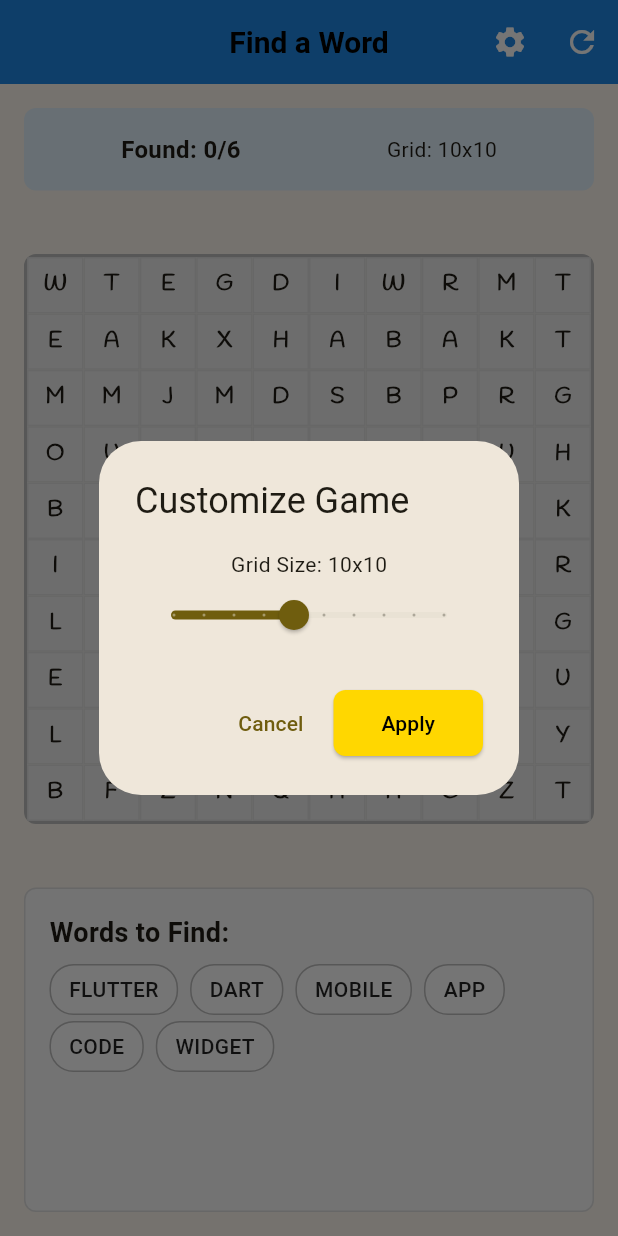
After one commit to hmncube/local_game, a Flutter app: the FindWordGameScreen screen opened by its route, after a tap on the "settings" icon, on a phone screen of 412 x 824 dp. The commit adds this screen. Run offline on Flutter 3.47's test engine with Material 3 defaults, Android fonts, the light colour scheme and no system bars; our stand-ins replace audioplayers, equatable, flutter_bloc, get_it, go_router, injectable and 3 more; accounts and stored records are empty; statements that could not run were skipped; project files that could hold a hidden picture were left out.

Commit message:
addes word search

```diff
--- a/lib/core/routes.dart
+++ b/lib/core/routes.dart
@@ -1,8 +1,4 @@
-enum Routes {
-  splashScreen,
-  mapScreen,
-  gameScreen,
-}
+enum Routes { splashScreen, mapScreen, gameScreen, wordSearch }
 
 extension RoutesExt on Routes {
   String get route => toString().split('.').last;
--- a/lib/presentation/game/game_screen.dart
+++ b/lib/presentation/game/game_screen.dart
@@ -153,6 +153,9 @@ class _GameScreenState extends State<GameScreen>
                         onKeyPressed: (letter) {
                           _cubit.updateCurrentWord(letter);
                         },
+                        onCheckUserInput: (){
+                          _cubit.onCheckUserInput();
+                        },
                       ),
                       const SizedBox(height: 32),
                     ],
--- a/lib/presentation/routing/app_route.dart
+++ b/lib/presentation/routing/app_route.dart
@@ -4,6 +4,7 @@ import 'package:local_game/core/routes.dart';
 import 'package:local_game/presentation/game/game_screen.dart';
 import 'package:local_game/presentation/map/map_screen.dart';
 import 'package:local_game/presentation/splash/splash_screen.dart';
+import 'package:local_game/presentation/word_search/find_word_game_screen.dart';
 
 class AppRoutes {
   static final GoRouter _router = GoRouter(
@@ -40,6 +41,17 @@ class AppRoutes {
               child: GameScreen(level: (state.extra as int)),
             ),
       ),
+      GoRoute(
+        path: Routes.wordSearch.toPath,
+        name: Routes.wordSearch.toNamed,
+        builder: (context, state) => const FindWordGameScreen(),
+        pageBuilder:
+            (context, state) => buildPageWithDefaultTransition(
+              context: context,
+              state: state,
+              child: const FindWordGameScreen(),
+            ),
+      ),
     ],
   );
 
--- /dev/null
+++ b/lib/presentation/word_search/find_word_game_screen.dart
@@ -0,0 +1,561 @@
+import 'package:flutter/material.dart';
+import 'dart:math';
+
+import 'package:local_game/app/themes/app_text_styles.dart';
+
+class FindWordGameScreen extends StatefulWidget {
+  const FindWordGameScreen({super.key});
+
+  @override
+  State<FindWordGameScreen> createState() => _FindWordGameScreenState();
+}
+
+class _FindWordGameScreenState extends State<FindWordGameScreen> {
+  int gridSize = 10;
+  List<List<String>> grid = [];
+  List<String> wordsToFind = [];
+  List<String> foundWords = [];
+  List<Position> selectedPositions = [];
+  Position? startPosition;
+  bool isDragging = false;
+  Map<String, List<Position>> wordPositions = {};
+  Map<String, Color> wordColors = {};
+
+  // Sample words for the game
+  final List<String> sampleWords = [
+    'FLUTTER',
+    'DART',
+    'MOBILE',
+    'APP',
+    'CODE',
+    'WIDGET',
+    'STATE',
+    'BUILD',
+    'SCREEN',
+    'GAME',
+    'WORD',
+    'FIND',
+  ];
+
+  // Predefined colors for found words
+  final List<Color> availableColors = [
+    Colors.green,
+    Colors.blue,
+    Colors.red,
+    Colors.purple,
+    Colors.orange,
+    Colors.teal,
+    Colors.pink,
+    Colors.indigo,
+    Colors.amber,
+    Colors.cyan,
+    Colors.lime,
+    Colors.deepOrange,
+  ];
+
+  @override
+  void initState() {
+    super.initState();
+    initializeGame();
+  }
+
+  void initializeGame() {
+    grid = List.generate(gridSize, (_) => List.filled(gridSize, ''));
+    wordsToFind = sampleWords.take(6).toList();
+    foundWords.clear();
+    selectedPositions.clear();
+    wordPositions.clear();
+    wordColors.clear();
+
+    // Place words in the grid
+    placeWords();
+
+    // Fill empty cells with random letters
+    fillEmptyCells();
+
+    setState(() {});
+  }
+
+  void placeWords() {
+    Random random = Random();
+
+    for (String word in wordsToFind) {
+      bool placed = false;
+      int attempts = 0;
+
+      while (!placed && attempts < 100) {
+        int direction = random.nextInt(8); // 8 directions
+        Position startPos = Position(
+          random.nextInt(gridSize),
+          random.nextInt(gridSize),
+        );
+
+        if (canPlaceWord(word, startPos, direction)) {
+          placeWord(word, startPos, direction);
+          placed = true;
+        }
+        attempts++;
+      }
+    }
+  }
+
+  bool canPlaceWord(String word, Position start, int direction) {
+    List<int> dx = [-1, -1, -1, 0, 0, 1, 1, 1];
+    List<int> dy = [-1, 0, 1, -1, 1, -1, 0, 1];
+
+    for (int i = 0; i < word.length; i++) {
+      int newX = start.row + (dx[direction] * i);
+      int newY = start.col + (dy[direction] * i);
+
+      if (newX < 0 || newX >= gridSize || newY < 0 || newY >= gridSize) {
+        return false;
+      }
+
+      if (grid[newX][newY].isNotEmpty && grid[newX][newY] != word[i]) {
+        return false;
+      }
+    }
+    return true;
+  }
+
+  void placeWord(String word, Position start, int direction) {
+    List<int> dx = [-1, -1, -1, 0, 0, 1, 1, 1];
+    List<int> dy = [-1, 0, 1, -1, 1, -1, 0, 1];
+
+    List<Position> positions = [];
+
+    for (int i = 0; i < word.length; i++) {
+      int newX = start.row + (dx[direction] * i);
+      int newY = start.col + (dy[direction] * i);
+      grid[newX][newY] = word[i];
+      positions.add(Position(newX, newY));
+    }
+
+    // Store the positions for this word
+    wordPositions[word] = positions;
+  }
+
+  void fillEmptyCells() {
+    Random random = Random();
+    String letters = 'ABCDEFGHIJKLMNOPQRSTUVWXYZ';
+
+    for (int i = 0; i < gridSize; i++) {
+      for (int j = 0; j < gridSize; j++) {
+        if (grid[i][j].isEmpty) {
+          grid[i][j] = letters[random.nextInt(letters.length)];
+        }
+      }
+    }
+  }
+
+  void onCellTap(int row, int col) {
+    Position position = Position(row, col);
+
+    if (!isDragging) {
+      // Start selection
+      startPosition = position;
+      selectedPositions = [position];
+      isDragging = true;
+    }
+
+    setState(() {});
+  }
+
+  void onCellDrag(int row, int col) {
+    if (!isDragging || startPosition == null) return;
+
+    Position currentPos = Position(row, col);
+    selectedPositions = getLinePositions(startPosition!, currentPos);
+
+    setState(() {});
+  }
+
+  void onDragEnd() {
+    if (selectedPositions.length > 1) {
+      String selectedWord = selectedPositions
+          .map((pos) => grid[pos.row][pos.col])
+          .join('');
+
+      String reversedWord = selectedWord.split('').reversed.join('');
+
+      // Check if the selected word matches any word to find
+      String? matchedWord;
+      if (wordsToFind.contains(selectedWord) &&
+          !foundWords.contains(selectedWord)) {
+        matchedWord = selectedWord;
+      } else if (wordsToFind.contains(reversedWord) &&
+          !foundWords.contains(reversedWord)) {
+        matchedWord = reversedWord;
+      }
+
+      if (matchedWord != null) {
+        foundWords.add(matchedWord);
+
+        // Assign a color to the found word
+        int colorIndex = foundWords.length - 1;
+        wordColors[matchedWord] =
+            availableColors[colorIndex % availableColors.length];
+
+        // Show a brief success animation
+        ScaffoldMessenger.of(context).showSnackBar(
+          SnackBar(
+            content: Text('Found: $matchedWord!'),
+            duration: const Duration(seconds: 1),
+            backgroundColor: wordColors[matchedWord],
+          ),
+        );
+      }
+    }
+
+    selectedPositions.clear();
+    startPosition = null;
+    isDragging = false;
+
+    setState(() {});
+  }
+
+  List<Position> getLinePositions(Position start, Position end) {
+    List<Position> positions = [];
+
+    int dx = (end.row - start.row).sign;
+    int dy = (end.col - start.col).sign;
+
+    // Only allow straight lines (horizontal, vertical, diagonal)
+    if (dx != 0 &&
+        dy != 0 &&
+        (end.row - start.row).abs() != (end.col - start.col).abs()) {
+      return [start]; // Invalid line, return just start position
+    }
+
+    int currentRow = start.row;
+    int currentCol = start.col;
+
+    while (currentRow != end.row + dx || currentCol != end.col + dy) {
+      if (currentRow >= 0 &&
+          currentRow < gridSize &&
+          currentCol >= 0 &&
+          currentCol < gridSize) {
+        positions.add(Position(currentRow, currentCol));
+      }
+
+      if (currentRow == end.row && currentCol == end.col) break;
+
+      currentRow += dx;
+      currentCol += dy;
+    }
+
+    return positions;
+  }
+
+  Color getCellColor(int row, int col) {
+    Position pos = Position(row, col);
+
+    if (selectedPositions.contains(pos)) {
+      return Colors.blue.withOpacity(0.5);
+    }
+
+    // Check if this position is part of a found word and return its specific color
+    for (String word in foundWords) {
+      if (wordPositions[word]?.contains(pos) == true) {
+        Color wordColor = wordColors[word] ?? Colors.green;
+        return wordColor.withOpacity(0.4);
+      }
+    }
+
+    return Colors.grey.shade200;
+  }
+
+  bool isPartOfFoundWord(Position pos, String word) {
+    return wordPositions[word]?.contains(pos) == true;
+  }
+
+  void showCustomizeDialog() {
+    showDialog(
+      context: context,
+      builder: (BuildContext context) {
+        int tempGridSize = gridSize;
+
+        return StatefulBuilder(
+          builder: (context, setDialogState) {
+            return AlertDialog(
+              title: const Text('Customize Game'),
+              content: Column(
+                mainAxisSize: MainAxisSize.min,
+                children: [
+                  Text('Grid Size: ${tempGridSize}x$tempGridSize'),
+                  Slider(
+                    value: tempGridSize.toDouble(),
+                    min: 6,
+                    max: 15,
+                    divisions: 9,
+                    label: tempGridSize.toString(),
+                    onChanged: (value) {
+                      setDialogState(() {
+                        tempGridSize = value.round();
+                      });
+                    },
+                  ),
+                ],
+              ),
+              actions: [
+                TextButton(
+                  onPressed: () => Navigator.of(context).pop(),
+                  child: const Text('Cancel'),
+                ),
+                ElevatedButton(
+                  onPressed: () {
+                    setState(() {
+                      gridSize = tempGridSize;
+                    });
+                    Navigator.of(context).pop();
+                    initializeGame();
+                  },
+                  child: const Text('Apply'),
+                ),
+              ],
+            );
+          },
+        );
+      },
+    );
+  }
+
+  @override
+  Widget build(BuildContext context) {
+    return Scaffold(
+      appBar: AppBar(
+        title: const Text('Find a Word'),
+        backgroundColor: Colors.blue.shade600,
+        foregroundColor: Colors.white,
+        actions: [
+          IconButton(
+            icon: const Icon(Icons.settings),
+            onPressed: showCustomizeDialog,
+          ),
+          IconButton(
+            icon: const Icon(Icons.refresh),
+            onPressed: initializeGame,
+          ),
+        ],
+      ),
+      body: Padding(
+        padding: const EdgeInsets.all(16.0),
+        child: Column(
+          children: [
+            // Game statistics
+            Container(
+              padding: const EdgeInsets.all(16),
+              margin: const EdgeInsets.only(bottom: 16),
+              decoration: BoxDecoration(
+                color: Colors.blue.shade50,
+                borderRadius: BorderRadius.circular(8),
+              ),
+              child: Row(
+                mainAxisAlignment: MainAxisAlignment.spaceAround,
+                children: [
+                  Text(
+                    'Found: ${foundWords.length}/${wordsToFind.length}',
+                    style: const TextStyle(
+                      fontSize: 16,
+                      fontWeight: FontWeight.bold,
+                    ),
+                  ),
+                  Text(
+                    'Grid: ${gridSize}x$gridSize',
+                    style: const TextStyle(fontSize: 14),
+                  ),
+                ],
+              ),
+            ),
+
+            // Game grid
+            Expanded(
+              flex: 2,
+              child: Center(
+                child: Container(
+                  decoration: BoxDecoration(
+                    border: Border.all(color: Colors.grey.shade400, width: 2),
+                    borderRadius: BorderRadius.circular(8),
+                  ),
+                  child: LayoutBuilder(
+                    builder: (context, constraints) {
+                      double gridWidth = constraints.maxWidth;
+                      double gridHeight = constraints.maxHeight;
+                      double cellSize = min(gridWidth, gridHeight) / gridSize;
+
+                      return GestureDetector(
+                        onPanStart: (details) {
+                          RenderBox box =
+                              context.findRenderObject() as RenderBox;
+                          Offset localOffset = box.globalToLocal(
+                            details.globalPosition,
+                          );
+
+                          int row = (localOffset.dy / cellSize).floor();
+                          int col = (localOffset.dx / cellSize).floor();
+
+                          if (row >= 0 &&
+                              row < gridSize &&
+                              col >= 0 &&
+                              col < gridSize) {
+                            onCellTap(row, col);
+                          }
+                        },
+                        onPanUpdate: (details) {
+                          RenderBox box =
+                              context.findRenderObject() as RenderBox;
+                          Offset localOffset = box.globalToLocal(
+                            details.globalPosition,
+                          );
+
+                          int row = (localOffset.dy / cellSize).floor();
+                          int col = (localOffset.dx / cellSize).floor();
+
+                          if (row >= 0 &&
+                              row < gridSize &&
+                              col >= 0 &&
+                              col < gridSize) {
+                            onCellDrag(row, col);
+                          }
+                        },
+                        onPanEnd: (_) => onDragEnd(),
+                        child: SizedBox(
+                          width: cellSize * gridSize,
+                          height: cellSize * gridSize,
+                          child: Column(
+                            children: List.generate(gridSize, (row) {
+                              return Expanded(
+                                child: Row(
+                                  children: List.generate(gridSize, (col) {
+                                    return Expanded(
+                                      child: Container(
+                                        decoration: BoxDecoration(
+                                          color: getCellColor(row, col),
+                                          border: Border.all(
+                                            color: Colors.grey.shade300,
+                                          ),
+                                        ),
+                                        child: Center(
+                                          child: Text(
+                                            grid[row][col],
+                                            style: AppTextStyles.body.copyWith(
+                                              fontSize: cellSize * 0.4,
+                                              fontWeight: FontWeight.bold,
+                                            ),
+                                          ),
+                                        ),
+                                      ),
+                                    );
+                                  }),
+                                ),
+                              );
+                            }),
+                          ),
+                        ),
+                      );
+                    },
+                  ),
+                ),
+              ),
+            ),
+
+            const SizedBox(height: 16),
+
+            // Words to find
+            Expanded(
+              flex: 1,
+              child: Container(
+                width: double.infinity,
+                padding: const EdgeInsets.all(16),
+                decoration: BoxDecoration(
+                  color: Colors.grey.shade50,
+                  borderRadius: BorderRadius.circular(8),
+                  border: Border.all(color: Colors.grey.shade300),
+                ),
+                child: Column(
+                  crossAxisAlignment: CrossAxisAlignment.start,
+                  children: [
+                    const Text(
+                      'Words to Find:',
+                      style: TextStyle(
+                        fontSize: 18,
+                        fontWeight: FontWeight.bold,
+                      ),
+                    ),
+                    const SizedBox(height: 8),
+                    Expanded(
+                      child: Wrap(
+                        spacing: 8,
+                        runSpacing: 4,
+                        children:
+                            wordsToFind.map((word) {
+                              bool isFound = foundWords.contains(word);
+                              Color wordColor = wordColors[word] ?? Colors.grey;
+
+                              return Container(
+                                padding: const EdgeInsets.symmetric(
+                                  horizontal: 12,
+                                  vertical: 6,
+                                ),
+                                decoration: BoxDecoration(
+                                  color:
+                                      isFound
+                                          ? wordColor.withOpacity(0.2)
+                                          : Colors.white,
+                                  borderRadius: BorderRadius.circular(16),
+                                  border: Border.all(
+                                    color:
+                                        isFound
+                                            ? wordColor
+                                            : Colors.grey.shade400,
+                                  ),
+                                ),
+                                child: Text(
+                                  word,
+                                  style: TextStyle(
+                                    decoration:
+                                        isFound
+                                            ? TextDecoration.lineThrough
+                                            : null,
+                                    color:
+                                        isFound
+                                            ? wordColor.withAlpha(100)
+                                            : Colors.black87,
+                                    fontWeight: FontWeight.w500,
+                                  ),
+                                ),
+                              );
+                            }).toList(),
+                      ),
+                    ),
+                  ],
+                ),
+              ),
+            ),
+          ],
+        ),
+      ),
+    );
+  }
+}
+
+class Position {
+  final int row;
+  final int col;
+
+  Position(this.row, this.col);
+
+  @override
+  bool operator ==(Object other) =>
+      identical(this, other) ||
+      other is Position &&
+          runtimeType == other.runtimeType &&
+          row == other.row &&
+          col == other.col;
+
+  @override
+  int get hashCode => row.hashCode ^ col.hashCode;
+
+  @override
+  String toString() => 'Position($row, $col)';
+}
```
Also changed, not shown: lib/core/extensions/context_extension.dart (+30 -0 lines), lib/presentation/game/game_cubit.dart (+10 -13 lines), lib/presentation/game/widgets/swipe_keyboard.dart (+52 -31 lines).
